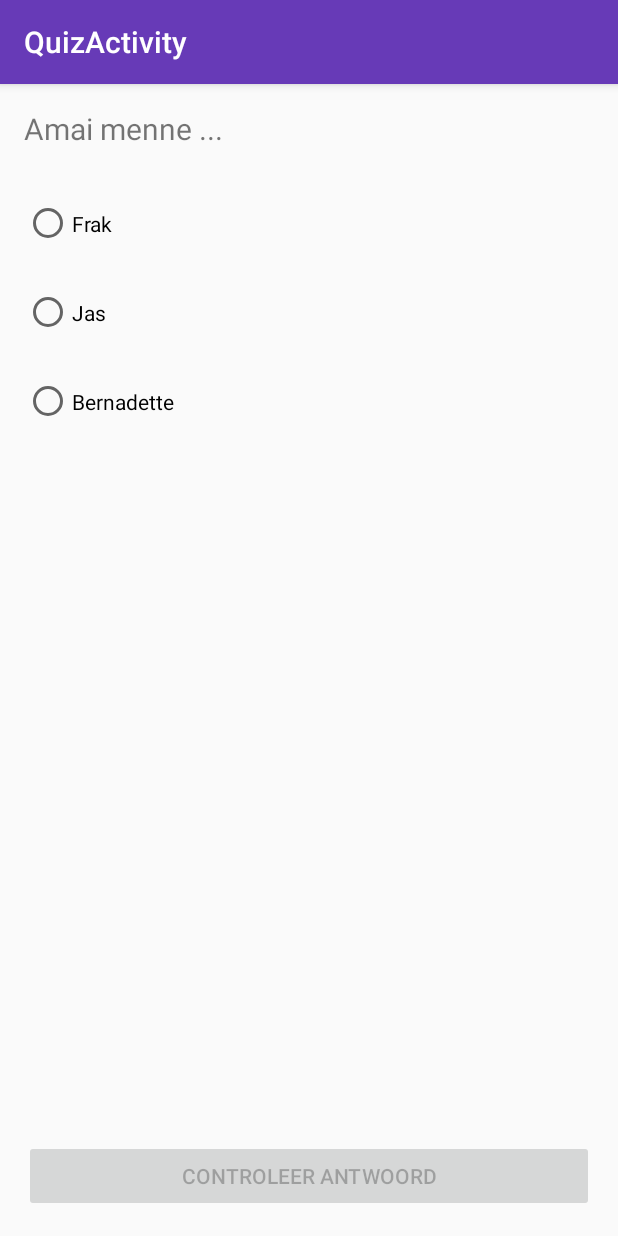
After one commit to Jdruwe/ElineBirthday, an Android app: the QuestionFragment screen opened directly, with no data from a screen before it, on a phone screen of 412 x 824 dp. The commit adds this screen. Run offline under Robolectric (Android 15) with nearby library versions, the phone set to English and light mode, and no system bars.

Commit message:
Adding questions

```diff
--- a/app/build.gradle
+++ b/app/build.gradle
@@ -6,7 +6,7 @@ android {
 
     defaultConfig {
         applicationId "be.jeroendruwe.elinebirthday"
-        minSdkVersion 16
+        minSdkVersion 21
         targetSdkVersion 23
         versionCode 1
         versionName "1.0"
@@ -26,4 +26,5 @@ dependencies {
     compile 'com.android.support:design:23.1.0'
     compile 'com.squareup.picasso:picasso:2.5.2'
     compile 'hanks.xyz:smallbang-library:0.1.2'
+    compile 'com.github.deano2390:MaterialShowcaseView:1.0.6'
 }
--- a/app/src/main/AndroidManifest.xml
+++ b/app/src/main/AndroidManifest.xml
@@ -11,6 +11,7 @@
         <activity
             android:name=".StartActivity"
             android:label="@string/app_name"
+            android:screenOrientation="portrait"
             android:theme="@style/AppTheme.NoActionBar" >
             <intent-filter>
                 <action android:name="android.intent.action.MAIN" />
@@ -18,6 +19,11 @@
                 <category android:name="android.intent.category.LAUNCHER" />
             </intent-filter>
         </activity>
+        <activity
+            android:name=".QuizActivity"
+            android:label="@string/title_activity_quiz"
+            android:theme="@style/AppTheme.NoActionBar" >
+        </activity>
     </application>
 
 </manifest>
--- /dev/null
+++ b/app/src/main/java/be/jeroendruwe/elinebirthday/QuizActivity.java
@@ -0,0 +1,61 @@
+package be.jeroendruwe.elinebirthday;
+
+import android.os.Bundle;
+import android.support.design.widget.FloatingActionButton;
+import android.support.design.widget.Snackbar;
+import android.support.v4.app.FragmentManager;
+import android.support.v4.app.FragmentTransaction;
+import android.support.v7.app.AppCompatActivity;
+import android.support.v7.widget.Toolbar;
+import android.view.View;
+
+import java.util.ArrayList;
+import java.util.List;
+
+import be.jeroendruwe.elinebirthday.fragment.QuestionFragment;
+import be.jeroendruwe.elinebirthday.pojo.Answer;
+import be.jeroendruwe.elinebirthday.pojo.Question;
+
+public class QuizActivity extends AppCompatActivity implements QuestionFragment.OnCorrectAnswerSelectedListener {
+
+    private List<QuestionFragment> questionFragments;
+
+    @Override
+    protected void onCreate(Bundle savedInstanceState) {
+        super.onCreate(savedInstanceState);
+        setContentView(R.layout.activity_quiz);
+        Toolbar toolbar = (Toolbar) findViewById(R.id.toolbar);
+        setSupportActionBar(toolbar);
+
+        setupQuestions();
+        showQuestion(0);
+    }
+
+    private void setupQuestions() {
+        questionFragments = new ArrayList<>();
+        questionFragments.add(QuestionFragment.newInstance(new Question("Amai menne ...",
+                new ArrayList<Answer>() {{
+                    add(new Answer("Frak", false));
+                    add(new Answer("Jas", true));
+                    add(new Answer("Bernadette", false));
+                }})));
+
+        questionFragments.add(QuestionFragment.newInstance(new Question("Question 2",
+                new ArrayList<Answer>() {{
+                    add(new Answer("Answer 1", false));
+                    add(new Answer("Answer 2", true));
+                }})));
+    }
+
+    private void showQuestion(int question) {
+        FragmentManager manager = getSupportFragmentManager();
+        FragmentTransaction transaction = manager.beginTransaction();
+        transaction.replace(R.id.content_quiz_fl_question, questionFragments.get(question));
+        transaction.commit();
+    }
+
+    @Override
+    public void onCorrectAnswerSelected() {
+        showQuestion(1);
+    }
+}
--- /dev/null
+++ b/app/src/main/java/be/jeroendruwe/elinebirthday/fragment/QuestionFragment.java
@@ -0,0 +1,160 @@
+package be.jeroendruwe.elinebirthday.fragment;
+
+import android.app.Activity;
+import android.content.Context;
+import android.content.DialogInterface;
+import android.os.Bundle;
+import android.support.annotation.Nullable;
+import android.support.v4.app.Fragment;
+import android.support.v7.app.AlertDialog;
+import android.view.LayoutInflater;
+import android.view.View;
+import android.view.ViewGroup;
+import android.widget.Button;
+import android.widget.RadioButton;
+import android.widget.RadioGroup;
+import android.widget.RelativeLayout;
+import android.widget.TextView;
+
+import be.jeroendruwe.elinebirthday.R;
+import be.jeroendruwe.elinebirthday.pojo.Answer;
+import be.jeroendruwe.elinebirthday.pojo.Question;
+
+public class QuestionFragment extends Fragment {
+
+    private static final String ARGUMENT_QUESTION = "question";
+    private Button verifyAnswer;
+    private RadioGroup radioGroup;
+    private Question question;
+
+    private OnCorrectAnswerSelectedListener fragmentCallback;
+
+    public interface OnCorrectAnswerSelectedListener {
+        public void onCorrectAnswerSelected();
+    }
+
+    @Override
+    public void onAttach(Context context) {
+        super.onAttach(context);
+
+        Activity activity;
+
+        if (context instanceof Activity) {
+            activity = (Activity) context;
+
+            // This makes sure that the container activity has implemented
+            // the callback interface. If not, it throws an exception
+            try {
+                fragmentCallback = (OnCorrectAnswerSelectedListener) activity;
+            } catch (ClassCastException e) {
+                throw new ClassCastException(activity.toString()
+                        + " must implement OnCorrectAnswerSelectedListener");
+            }
+        }
+    }
+
+    public static QuestionFragment newInstance(Question question) {
+        QuestionFragment myFragment = new QuestionFragment();
+
+        Bundle args = new Bundle();
+        args.putParcelable(ARGUMENT_QUESTION, question);
+        myFragment.setArguments(args);
+
+        return myFragment;
+    }
+
+    @Override
+    public void onViewCreated(View view, @Nullable Bundle savedInstanceState) {
+        super.onViewCreated(view, savedInstanceState);
+        setListeners();
+    }
+
+    private void setListeners() {
+        verifyAnswer.setOnClickListener(new View.OnClickListener() {
+            @Override
+            public void onClick(View v) {
+                int checkedRadioButtonId = radioGroup.getCheckedRadioButtonId();
+
+                if (question.getAnswers().get(checkedRadioButtonId - 1).isCorrect()) {
+                    //Correct
+                    handleSuccess();
+                } else {
+                    //Incorrect
+                    handleFailure();
+                }
+            }
+        });
+
+        radioGroup.setOnCheckedChangeListener(new RadioGroup.OnCheckedChangeListener() {
+            @Override
+            public void onCheckedChanged(RadioGroup group, int checkedId) {
+                verifyAnswer.setEnabled(true);
+            }
+        });
+    }
+
+    private void handleFailure() {
+
+        AlertDialog.Builder builder = new AlertDialog.Builder(getActivity());
+        builder.setTitle(getString(R.string.failure));
+        builder.setMessage(getString(R.string.wrong_answer));
+        builder.setPositiveButton(getString(R.string.try_again), new DialogInterface.OnClickListener() {
+            public void onClick(DialogInterface dialog, int id) {
+                // User clicked OK button
+            }
+        });
+
+        AlertDialog dialog = builder.create();
+        dialog.show();
+    }
+
+    private void handleSuccess() {
+
+        AlertDialog.Builder builder = new AlertDialog.Builder(getActivity());
+        builder.setTitle(getString(R.string.success));
+        builder.setMessage(getString(R.string.answered_correctly));
+        builder.setPositiveButton(getString(R.string.next), new DialogInterface.OnClickListener() {
+            public void onClick(DialogInterface dialog, int id) {
+                fragmentCallback.onCorrectAnswerSelected();
+            }
+        });
+
+        AlertDialog dialog = builder.create();
+        dialog.show();
+    }
+
+    @Nullable
+    @Override
+    public View onCreateView(LayoutInflater inflater, ViewGroup viewGroup, Bundle savedInstanceState) {
+        View view = inflater.inflate(R.layout.fragment_question, viewGroup, false);
+
+        question = getArguments().getParcelable(ARGUMENT_QUESTION);
+
+        TextView title = (TextView) view.findViewById(R.id.fragment_question_tv_title);
+        title.setText(question.getTitle());
+
+        verifyAnswer = (Button) view.findViewById(R.id.fragment_question_btn_verify_answer);
+
+        //Create a RadioGroup for the answers
+        RelativeLayout relativeLayoutContainer = (RelativeLayout) view.findViewById(R.id.fragment_question_rl_container);
+
+        radioGroup = new RadioGroup(getContext());
+        radioGroup.setOrientation(RadioGroup.VERTICAL);
+
+        RelativeLayout.LayoutParams lp = new RelativeLayout.LayoutParams(
+                ViewGroup.LayoutParams.WRAP_CONTENT, ViewGroup.LayoutParams.WRAP_CONTENT);
+
+        lp.addRule(RelativeLayout.BELOW, R.id.fragment_question_tv_title);
+        radioGroup.setLayoutParams(lp);
+
+        for (Answer answer : question.getAnswers()) {
+            RadioButton radioButton = new RadioButton(getContext());
+            radioButton.setText(answer.getAnswer());
+            radioButton.setPadding(0, 30, 0, 30);
+            radioGroup.addView(radioButton);
+        }
+
+        relativeLayoutContainer.addView(radioGroup);
+        return view;
+    }
+}
--- /dev/null
+++ b/app/src/main/java/be/jeroendruwe/elinebirthday/pojo/Answer.java
@@ -0,0 +1,50 @@
+package be.jeroendruwe.elinebirthday.pojo;
+
+import android.os.Parcel;
+import android.os.Parcelable;
+
+public class Answer implements Parcelable {
+
+    private String answer;
+    private boolean isCorrect;
+
+    public Answer(String answer, boolean isCorrect) {
+        this.answer = answer;
+        this.isCorrect = isCorrect;
+    }
+
+    public String getAnswer() {
+        return answer;
+    }
+
+    public boolean isCorrect() {
+        return isCorrect;
+    }
+
+
+    @Override
+    public int describeContents() {
+        return 0;
+    }
+
+    @Override
+    public void writeToParcel(Parcel dest, int flags) {
+        dest.writeString(this.answer);
+        dest.writeByte(isCorrect ? (byte) 1 : (byte) 0);
+    }
+
+    private Answer(Parcel in) {
+        this.answer = in.readString();
+        this.isCorrect = in.readByte() != 0;
+    }
+
+    public static final Parcelable.Creator<Answer> CREATOR = new Parcelable.Creator<Answer>() {
+        public Answer createFromParcel(Parcel source) {
+            return new Answer(source);
+        }
+
+        public Answer[] newArray(int size) {
+            return new Answer[size];
+        }
+    };
+}
--- /dev/null
+++ b/app/src/main/java/be/jeroendruwe/elinebirthday/pojo/Question.java
@@ -0,0 +1,51 @@
+package be.jeroendruwe.elinebirthday.pojo;
+
+import android.os.Parcel;
+import android.os.Parcelable;
+
+import java.util.List;
+
+public class Question implements Parcelable {
+
+    private String title;
+    private List<Answer> answers;
+
+    public Question(String title, List<Answer> answers) {
+        this.title = title;
+        this.answers = answers;
+    }
+
+    public String getTitle() {
+        return title;
+    }
+
+    public List<Answer> getAnswers() {
+        return answers;
+    }
+
+    @Override
+    public int describeContents() {
+        return 0;
+    }
+
+    @Override
+    public void writeToParcel(Parcel dest, int flags) {
+        dest.writeString(this.title);
+        dest.writeTypedList(answers);
+    }
+
+    private Question(Parcel in) {
+        this.title = in.readString();
+        in.readTypedList(answers, Answer.CREATOR);
+    }
+
+    public static final Parcelable.Creator<Question> CREATOR = new Parcelable.Creator<Question>() {
+        public Question createFromParcel(Parcel source) {
+            return new Question(source);
+        }
+
+        public Question[] newArray(int size) {
+            return new Question[size];
+        }
+    };
+}
--- /dev/null
+++ b/app/src/main/res/layout/activity_quiz.xml
@@ -0,0 +1,20 @@
+<?xml version="1.0" encoding="utf-8"?>
+<android.support.design.widget.CoordinatorLayout
+    xmlns:android="http://schemas.android.com/apk/res/android"
+    xmlns:app="http://schemas.android.com/apk/res-auto"
+    xmlns:tools="http://schemas.android.com/tools" android:layout_width="match_parent"
+    android:layout_height="match_parent" android:fitsSystemWindows="true"
+    tools:context="be.jeroendruwe.elinebirthday.QuizActivity">
+
+    <android.support.design.widget.AppBarLayout android:layout_height="wrap_content"
+        android:layout_width="match_parent" android:theme="@style/AppTheme.AppBarOverlay">
+
+        <android.support.v7.widget.Toolbar android:id="@+id/toolbar"
+            android:layout_width="match_parent" android:layout_height="?attr/actionBarSize"
+            android:background="?attr/colorPrimary" app:popupTheme="@style/AppTheme.PopupOverlay" />
+
+    </android.support.design.widget.AppBarLayout>
+
+    <include layout="@layout/content_quiz" />
+
+</android.support.design.widget.CoordinatorLayout>
--- /dev/null
+++ b/app/src/main/res/layout/content_quiz.xml
@@ -0,0 +1,17 @@
+<?xml version="1.0" encoding="utf-8"?>
+<RelativeLayout xmlns:android="http://schemas.android.com/apk/res/android"
+    xmlns:tools="http://schemas.android.com/tools"
+    xmlns:app="http://schemas.android.com/apk/res-auto" android:layout_width="match_parent"
+    android:layout_height="match_parent" android:paddingLeft="@dimen/activity_horizontal_margin"
+    android:paddingRight="@dimen/activity_horizontal_margin"
+    android:paddingTop="@dimen/activity_vertical_margin"
+    android:paddingBottom="@dimen/activity_vertical_margin"
+    app:layout_behavior="@string/appbar_scrolling_view_behavior"
+    tools:showIn="@layout/activity_quiz" tools:context="be.jeroendruwe.elinebirthday.QuizActivity">
+
+    <FrameLayout
+        android:id="@+id/content_quiz_fl_question"
+        android:layout_width="match_parent"
+        android:layout_height="match_parent" />
+
+</RelativeLayout>
--- a/app/src/main/res/layout/content_start.xml
+++ b/app/src/main/res/layout/content_start.xml
@@ -22,10 +22,13 @@
         android:paddingTop="@dimen/activity_vertical_margin">
 
         <Button
-            android:id="@+id/content_start_btn_start_quiz"
+            android:id="@+id/content_start_btn_next"
+            android:backgroundTint="@color/colorAccent"
+            android:textColor="@android:color/white"
             android:layout_width="wrap_content"
             android:layout_height="wrap_content"
             android:layout_alignParentBottom="true"
+            android:layout_centerHorizontal="true"
             android:text="@string/start_quiz" />
 
     </RelativeLayout>
--- /dev/null
+++ b/app/src/main/res/layout/fragment_question.xml
@@ -0,0 +1,22 @@
+<?xml version="1.0" encoding="utf-8"?>
+<RelativeLayout xmlns:android="http://schemas.android.com/apk/res/android"
+    android:id="@+id/fragment_question_rl_container"
+    android:layout_width="match_parent"
+    android:layout_height="match_parent">
+
+    <TextView
+        android:id="@+id/fragment_question_tv_title"
+        android:layout_width="wrap_content"
+        android:layout_height="wrap_content"
+        android:layout_marginBottom="20dp"
+        android:textSize="20sp" />
+
+    <Button
+        android:id="@+id/fragment_question_btn_verify_answer"
+        android:layout_width="fill_parent"
+        android:layout_height="wrap_content"
+        android:layout_alignParentBottom="true"
+        android:enabled="false"
+        android:text="@string/verify_answer" />
+
+</RelativeLayout>
--- a/app/src/main/res/values/strings.xml
+++ b/app/src/main/res/values/strings.xml
@@ -2,4 +2,13 @@
     <string name="app_name">ElineBirthday</string>
     <string name="action_settings">Settings</string>
     <string name="start_quiz">Start Quiz!</string>
+    <string name="intro">Gelukkige verjaardag rat! Eerst een spelletje en dan je cadeau :D"</string>
+    <string name="title_activity_quiz">QuizActivity</string>
+    <string name="verify_answer">Controleer antwoord</string>
+    <string name="success">Succes</string>
+    <string name="failure">Fout</string>
+    <string name="answered_correctly">Je hebt de vraagt correct beantwoord!</string>
+    <string name="wrong_answer">Meende gij dees!</string>
+    <string name="next">Volgende</string>
+    <string name="try_again">Probeer opnieuw</string>
 </resources>
--- a/build.gradle
+++ b/build.gradle
@@ -15,6 +15,7 @@ buildscript {
 allprojects {
     repositories {
         jcenter()
+        maven { url "https://jitpack.io" }
     }
 }
 
```
Also changed, not shown: app/src/main/java/be/jeroendruwe/elinebirthday/StartActivity.java (+29 -10 lines), app/src/main/res/drawable/eline_old.jpeg (added), app/src/main/res/drawable/img.png (deleted), 1 other file.
